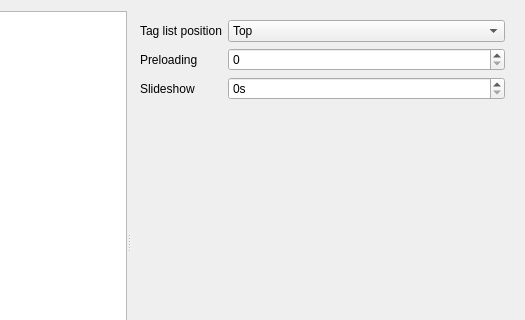
This is gui/src/settings/optionswindow.ui in Bionus/imgbrd-grabber as Qt 5 draws it before an edit; both pictures show x 141 to 666 and y 0 to 320 of the 666 by 511 pixel window. The edited form follows.
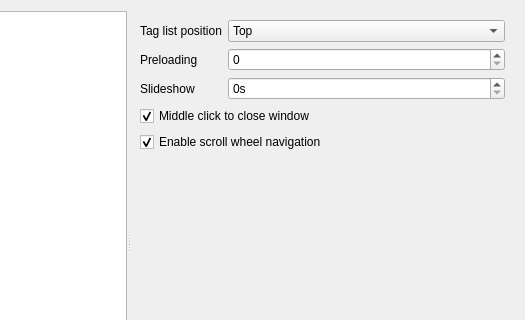
This is the edited form. The open tabs and pages were chosen to show the change. Icons and pictures are not drawn.

Commit message: Add settings to control wheel controls in image window

The edit to the form file:
```diff
--- a/gui/src/settings/optionswindow.ui
+++ b/gui/src/settings/optionswindow.ui
@@ -1846,6 +1846,26 @@
           </property>
          </widget>
         </item>
+        <item row="3" column="0" colspan="2">
+         <widget class="QCheckBox" name="checkImageCloseMiddleClick">
+          <property name="text">
+           <string>Middle click to close window</string>
+          </property>
+          <property name="checked">
+           <bool>true</bool>
+          </property>
+         </widget>
+        </item>
+        <item row="4" column="0" colspan="2">
+         <widget class="QCheckBox" name="checkImageNavigateScroll">
+          <property name="text">
+           <string>Enable scroll wheel navigation</string>
+          </property>
+          <property name="checked">
+           <bool>true</bool>
+          </property>
+         </widget>
+        </item>
        </layout>
       </widget>
       <widget class="QWidget" name="pageInterfaceColoring">
```
Left out of the diff: 9 changed lines with no effect on the pictures. The commit also changes 2 other files.
